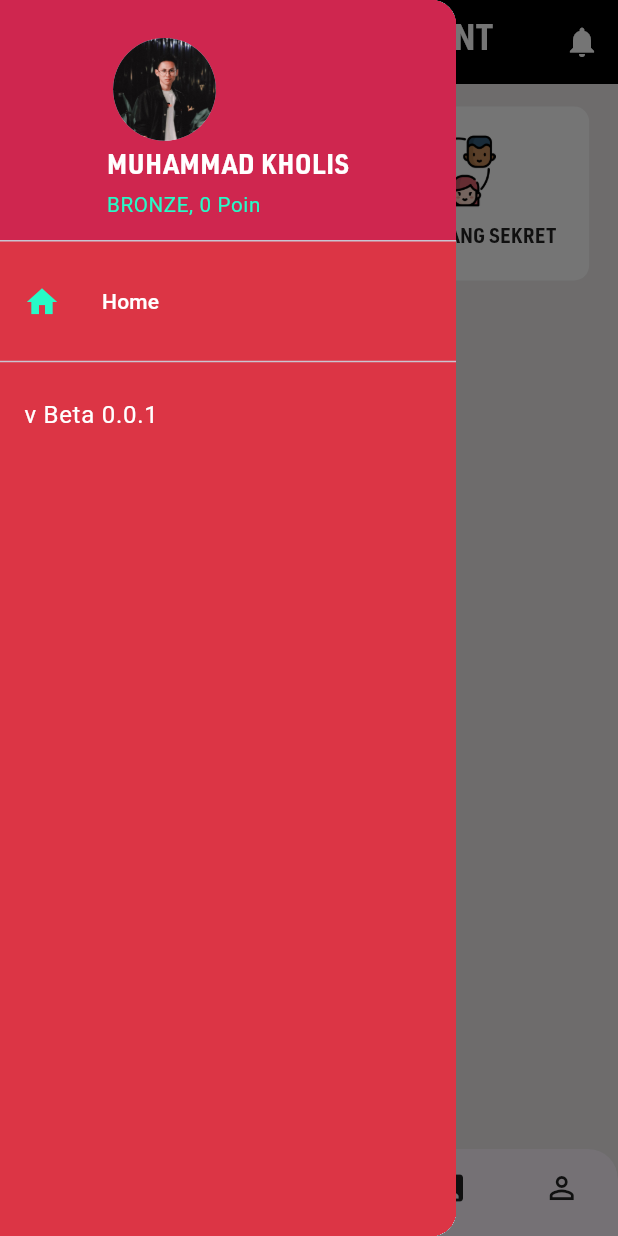
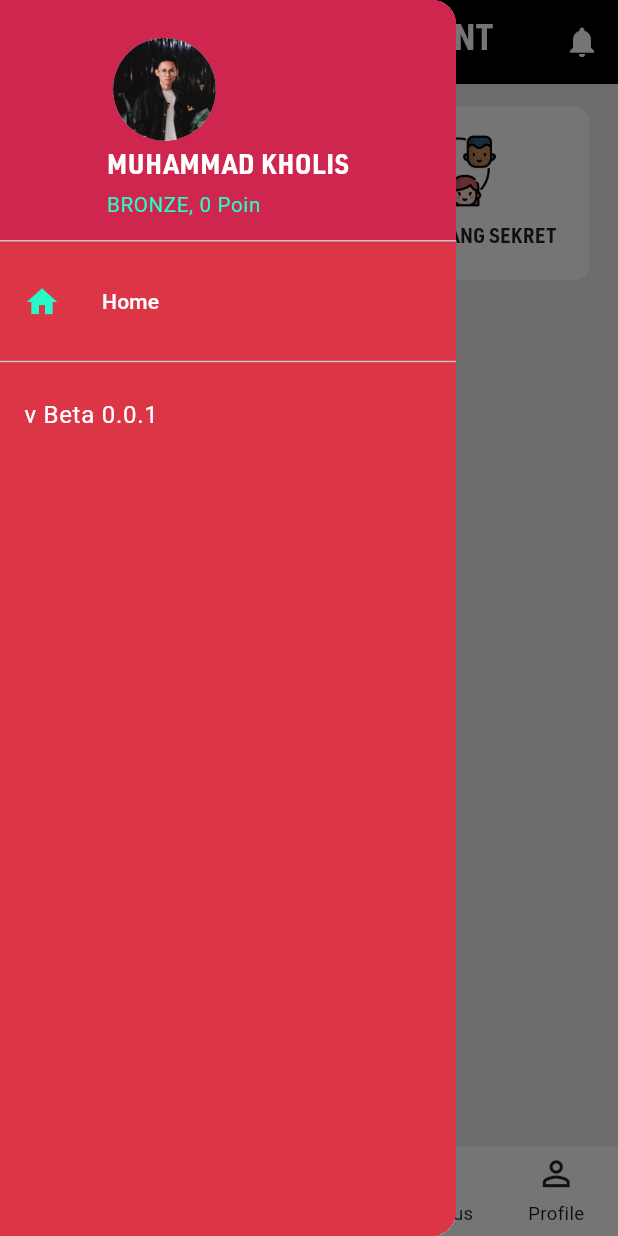
Before and after one commit to TissuGalon/policy_centre_point, a Flutter app: the HomePage screen opened directly, item 3 of the bottom bar chosen, in the side drawer, after a tap on "Home", on a phone screen of 412 x 824 dp. Run offline on Flutter 3.47's test engine with Material 3 defaults, Android fonts, the phone set to English and light mode, and no system bars; drawn by our look-alikes of curved_navigation_bar; our stand-ins replace carousel_slider, shared_preferences, shimmer, smooth_page_indicator; accounts and stored records are empty; network calls fail.

Commit message:
Save local changes before upgrade

```diff
--- a/lib/main.dart
+++ b/lib/main.dart
@@ -17,6 +17,7 @@ import 'package:shimmer/shimmer.dart';
 import 'package:http/http.dart' as http;
 import 'dart:convert';
 import 'package:shared_preferences/shared_preferences.dart';
+import 'package:curved_navigation_bar/curved_navigation_bar.dart';
 
 void main() async {
   //HALAMAN WELCOME
@@ -220,45 +221,51 @@ class _HomePageState extends State<HomePage> {
       drawer: SideBar(),
       //SIDEBAR
       body: _pages[_currentIndex],
-      bottomNavigationBar: ClipRRect(
-        borderRadius: BorderRadius.only(
-          topLeft: Radius.circular(20),
-          topRight: Radius.circular(20),
-        ),
-        child: BottomNavigationBar(
-          backgroundColor: Colors.red,
-          unselectedItemColor: Warna.TextBold,
-          selectedItemColor: Warna.Primary,
-          currentIndex: _currentIndex,
+      bottomNavigationBar: CurvedNavigationBar(
+          height: 60,
+          backgroundColor: Warna.BG,
           onTap: (index) {
             setState(() {
               _currentIndex = index;
             });
           },
+          animationDuration: Duration(milliseconds: 300),
           items: [
-            BottomNavigationBarItem(
-              icon: Icon(Icons.home_outlined),
-              label: 'Home',
-            ),
-            BottomNavigationBarItem(
-              icon: Icon(Icons.event_note),
-              label: 'Daftar Acara',
-            ),
-            BottomNavigationBarItem(
-              icon: Icon(Icons.qr_code_scanner),
-              label: 'Absen',
-            ),
-            BottomNavigationBarItem(
-              icon: Icon(Icons.assignment_ind),
-              label: 'Pengurus',
-            ),
-            BottomNavigationBarItem(
-              icon: Icon(Icons.person_outline),
-              label: 'Profile',
+            /*  Icon(Icons.home_outlined),
+            Icon(Icons.event_note),
+            Icon(Icons.qr_code_scanner),
+            Icon(Icons.assignment_ind),
+            Icon(Icons.person_outline), */
+            _buildNavItem(Icons.home_outlined, 'Home'),
+            _buildNavItem(Icons.event_note, 'Acara'),
+            _buildNavItem(Icons.qr_code_scanner, 'Absen'),
+            _buildNavItem(Icons.assignment_ind, 'Pengurus'),
+            _buildNavItem(Icons.person_outline, 'Profile'),
+          ]),
+    );
+  }
+
+  Widget _buildNavItem(IconData icon, String label) {
+    return LayoutBuilder(
+      builder: (BuildContext context, BoxConstraints constraints) {
+        // Hitung ukuran font berdasarkan lebar parent
+        double fontSize = constraints.maxWidth *
+            0.15; // Sesuaikan faktor ini sesuai kebutuhan
+
+        return Container(
+          margin: EdgeInsets.all(5),
+          child: Column(
+            children: <Widget>[
+              Icon(icon, size: 27),
+              SizedBox(height: 4),
+              Text(
+                label,
+                style: TextStyle(fontSize: fontSize),
               ),
             ],
           ),
-      ),
+        );
+      },
     );
   }
 }
@@ -601,7 +608,7 @@ class HalamanUtama extends StatelessWidget {
               ),
             ),
 
-            //RIWAYAT TRANSAKSI
+            //DAFTAR ACARA ANDA
             Container(
               margin: EdgeInsets.only(top: 10, left: 24, right: 24),
               child: Row(
@@ -749,16 +756,15 @@ class HalamanUtama extends StatelessWidget {
               ),
             ),
             //ITEM ACARA
-
-            //RIWAYAT TRANSAKSI
+            //DAFTAR ACARA ANDA
 
             //DISINI
 
             //DISINI
 
-            //DISINI
-
-            //DISINI
+            SizedBox(
+              height: 30,
+            ),
           ],
         ),
       ),
@@ -896,16 +902,30 @@ class _DaftarAcaraState extends State<DaftarAcara> {
                         MenuItemCard(menuItem: snapshot.data![index]),
                         ElevatedButton(
                           style: ButtonStyle(
-                              backgroundColor:
-                                  MaterialStatePropertyAll(Warna.Primary)),
+                            shape: MaterialStateProperty.all<
+                                RoundedRectangleBorder>(
+                              RoundedRectangleBorder(
+                                borderRadius: BorderRadius.circular(
+                                    20.0), // Sesuaikan radius sesuai kebutuhan
+                                side: BorderSide(
+                                    color: Warna.Primary), // Warna garis tepi
+                              ),
+                            ),
+                            backgroundColor: MaterialStateProperty.all<Color>(
+                                Colors.white), // Warna latar belakang putih
+                          ),
                           onPressed: () {
                             setState(() {
                               displayedItemsCount +=
-                                  7; // Increase displayed count
+                                  7; // Tambahkan jumlah item yang ditampilkan
                             });
                           },
-                          child: Text('Muat lebih banyak'),
+                          child: Text('Muat lebih banyak',
+                              style: TextStyle(color: Warna.Primary)),
                         ),
+                        SizedBox(
+                          height: 20,
+                        )
                       ],
                     );
                   } else {
@@ -914,7 +934,7 @@ class _DaftarAcaraState extends State<DaftarAcara> {
                 },
               );
             } else {
-              return Text('Tidak ada data tersedia.');
+              return Text('Belum ada acara apapun.');
             }
           },
         ),
@@ -977,7 +997,10 @@ class MenuItemCard extends StatelessWidget {
 
   @override
   Widget build(BuildContext context) {
-    return Card(
+    return Container(
+      margin: EdgeInsets.only(left: 5, right: 5),
+      child: Card(
+        elevation: 0,
         child: TextButton(
           onPressed: () {
             print(menuItem.id);
@@ -986,11 +1009,13 @@ class MenuItemCard extends StatelessWidget {
             leading: Image.network(menuItem.gambar),
             title: Text(
               menuItem.title,
-            style: TextStyle(color: Colors.black, fontWeight: FontWeight.bold),
+              style:
+                  TextStyle(color: Colors.black, fontWeight: FontWeight.bold),
             ),
             subtitle: Text(
               menuItem.status,
               style: TextStyle(color: Colors.blue, fontWeight: FontWeight.bold),
+            ),
           ),
         ),
       ),
--- a/pubspec.yaml
+++ b/pubspec.yaml
@@ -37,6 +37,7 @@ dependencies:
   shared_preferences: ^2.2.0
   flutter_launcher_icons: "^0.13.1"
   smooth_page_indicator: ^1.1.0
+  curved_navigation_bar: ^1.0.3
 
 
 
```
Also changed, not shown: pubspec.lock. Lines whose indentation alone changed are shown as unchanged.
